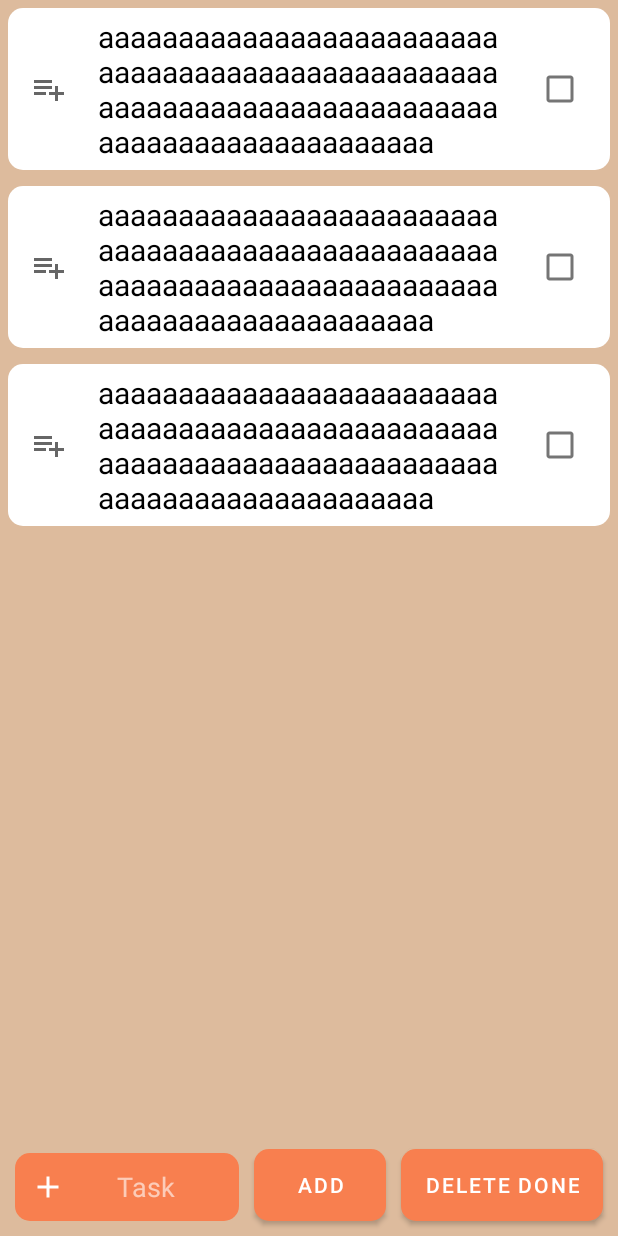
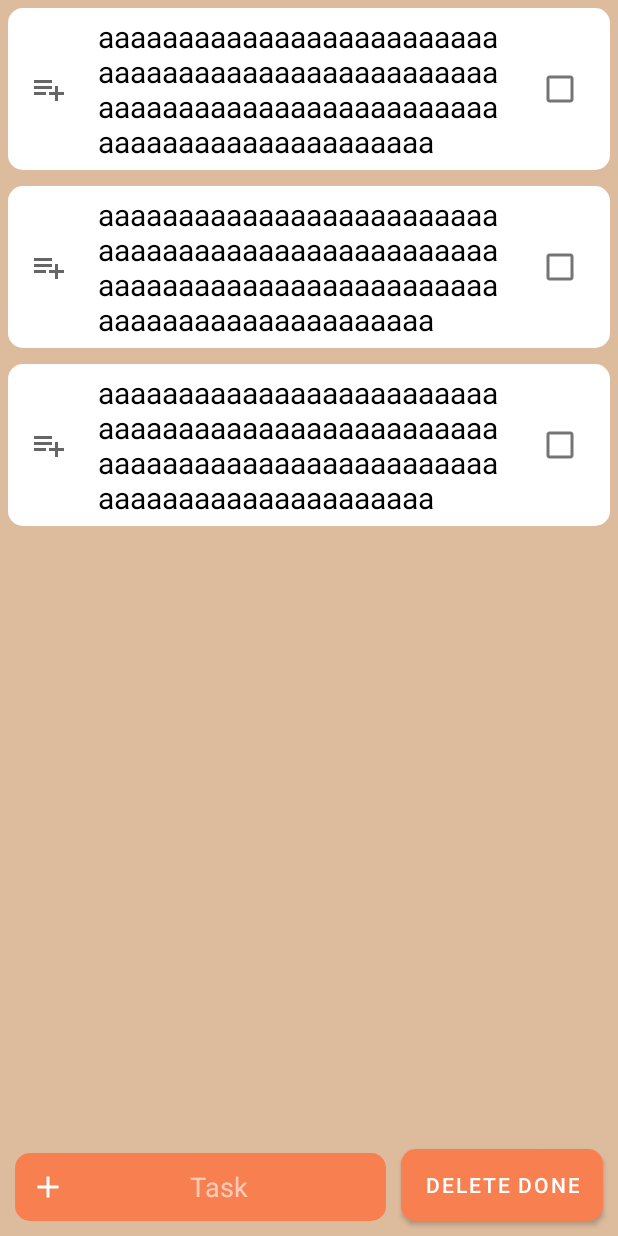
Before and after one commit to Eslicdm/SimpleTaskTodo, an Android app: the layout fragment_list.xml on its own in the app's theme, with its tools: preview values and no code run, on a phone screen of 412 x 824 dp. Run offline under Robolectric (Android 15) with nearby library versions, the phone set to English and light mode, and no system bars.

Commit message:
removing the button and adding an ime_action_done

```diff
--- a/app/src/main/res/layout/fragment_list.xml
+++ b/app/src/main/res/layout/fragment_list.xml
@@ -12,7 +12,7 @@
         android:layout_width="match_parent"
         android:layout_height="0dp"
         android:layout_marginBottom="50dp"
-        app:layout_constraintBottom_toTopOf="@+id/buttonAddList"
+        app:layout_constraintBottom_toTopOf="@+id/buttonDeleteList"
         app:layout_constraintTop_toTopOf="parent"
         tools:listitem="@layout/todo_list" />
 
@@ -25,6 +25,7 @@
         android:background="@drawable/rounded_layout_light_brown"
         android:drawableStart="@drawable/icon_add"
         android:hint="@string/task"
+        android:imeOptions="actionDone"
         android:inputType="text"
         android:maxHeight="45dp"
         android:maxLength="120"
@@ -33,20 +34,9 @@
         android:textColor="@color/white"
         android:textColorHint="@color/light_white"
         app:layout_constraintBottom_toBottomOf="parent"
-        app:layout_constraintEnd_toStartOf="@+id/buttonAddList"
+        app:layout_constraintEnd_toStartOf="@+id/buttonDeleteList"
         app:layout_constraintStart_toStartOf="parent" />
 
-    <Button
-        android:id="@+id/buttonAddList"
-        android:layout_width="wrap_content"
-        android:layout_height="wrap_content"
-        android:layout_margin="10dp"
-        android:background="@drawable/rounded_layout_light_brown"
-        android:text="@string/add"
-        app:backgroundTint="@null"
-        app:layout_constraintBottom_toBottomOf="parent"
-        app:layout_constraintEnd_toEndOf="parent"
-        app:layout_constraintEnd_toStartOf="@id/buttonDeleteList" />
 
     <Button
         android:id="@+id/buttonDeleteList"
```
Also changed, not shown: app/src/main/java/com/eslirodrigues/simpletasktodo/ui/ExtendedListFragment.kt (+16 -6 lines), app/src/main/java/com/eslirodrigues/simpletasktodo/ui/ListFragment.kt (+20 -6 lines), app/src/main/res/layout/fragment_extended_list.xml (+2 -13 lines).
